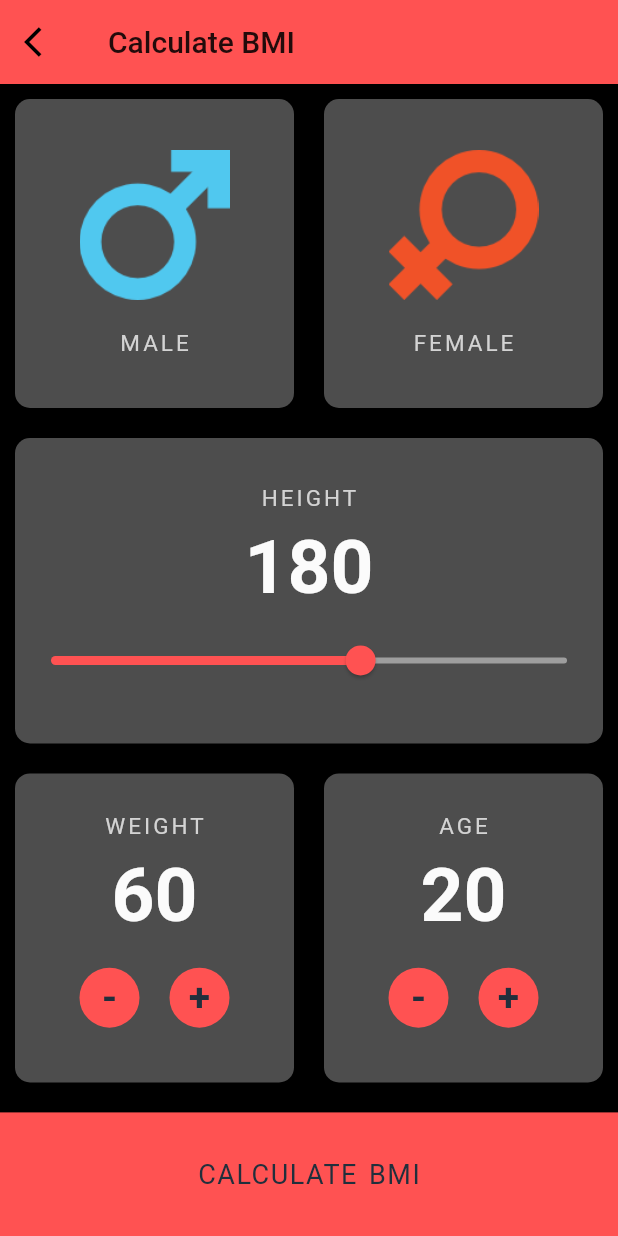
After one commit to Dinesh9089/gym_management, a Flutter app: the screen it shows after launch, after a tap on "LOGIN", on a phone screen of 412 x 824 dp. The commit adds this screen. Run offline on Flutter 3.47's test engine with Material 2 defaults, Android fonts, the phone set to English and light mode, and no system bars; project files that could hold a hidden picture were left out.

Commit message:
bmi calculator done

```diff
--- a/lib/BMICalculator/BMICalculator.dart
+++ b/lib/BMICalculator/BMICalculator.dart
@@ -1,3 +1,23 @@
 import 'package:flutter/material.dart';
-import 'package:smartGym/main.dart';
-import 'package:smartGym/LoginScreen.dart';
+// import 'package:flutter/services.dart';
+import 'bmipage.dart';
+// import 'package:smartGym/main.dart';
+// import 'package:smartGym/LoginScreen.dart';
+
+class BMICalculator extends StatefulWidget {
+  @override
+  _BMICalculator createState() => new _BMICalculator();
+}
+
+class _BMICalculator extends State<BMICalculator>
+    with TickerProviderStateMixin {
+  // @override
+  // void initState() {
+  //   super.initState();
+  // }
+
+  @override
+  Widget build(BuildContext context) {
+    return Scaffold(body: BmiPage());
+  }
+}
--- /dev/null
+++ b/lib/BMICalculator/bmipage.dart
@@ -0,0 +1,290 @@
+import 'package:flutter/material.dart';
+import 'package:smartGym/BMICalculator/resultpage.dart';
+import 'package:smartGym/BMICalculator/theame.dart';
+
+class BmiPage extends StatefulWidget {
+  @override
+  _BmiPageState createState() => _BmiPageState();
+}
+
+class _BmiPageState extends State<BmiPage> {
+  int age = 20;
+  int weight = 60;
+
+  int height = 180;
+  double maxHeight = 220;
+  double minHeight = 120;
+
+  ageIncrement() {
+    setState(() {
+      age++;
+    });
+  }
+
+  ageDecrement() {
+    setState(() {
+      age--;
+    });
+  }
+
+  weightIncrement() {
+    setState(() {
+      weight++;
+    });
+  }
+
+  weightDecrement() {
+    setState(() {
+      weight--;
+    });
+  }
+
+  @override
+  Widget build(BuildContext context) {
+    return Container(
+      color: secondary,
+      child: Column(
+        children: <Widget>[
+          AppBar(
+            title: Text("Calculate BMI"),
+            elevation: 0,
+            backgroundColor: Colors.redAccent,
+            leading: IconButton(
+              icon: Icon(Icons.arrow_back_ios),
+              onPressed: () => Navigator.pop(context),
+            ),
+          ),
+          Row(
+            mainAxisAlignment: MainAxisAlignment.spaceBetween,
+            children: <Widget>[
+              Expanded(
+                flex: 1,
+                child: Container(
+                  margin: EdgeInsets.all(10.0),
+                  height: MediaQuery.of(context).size.height * 0.25,
+                  decoration: BoxDecoration(
+                      borderRadius: BorderRadius.circular(10.0),
+                      color: Colors.white30),
+                  child: Column(
+                    mainAxisAlignment: MainAxisAlignment.center,
+                    children: <Widget>[
+                      Image.asset(
+                        'assets/images/male.png',
+                        height: 100.0,
+                        width: 100.0,
+                      ),
+                      SizedBox(
+                        height: 20.0,
+                      ),
+                      Text('MALE', style: headlines)
+                    ],
+                  ),
+                ),
+              ),
+              Expanded(
+                flex: 1,
+                child: Container(
+                  margin: EdgeInsets.all(10.0),
+                  height: MediaQuery.of(context).size.height * 0.25,
+                  decoration: BoxDecoration(
+                      borderRadius: BorderRadius.circular(10.0),
+                      color: Colors.white30),
+                  child: Column(
+                    mainAxisAlignment: MainAxisAlignment.center,
+                    crossAxisAlignment: CrossAxisAlignment.center,
+                    children: <Widget>[
+                      Image.asset(
+                        'assets/images/female.png',
+                        height: 100.0,
+                        width: 100.0,
+                      ),
+                      SizedBox(
+                        height: 20.0,
+                      ),
+                      Text('FEMALE', style: headlines)
+                    ],
+                  ),
+                ),
+              )
+            ],
+          ),
+          Expanded(
+            flex: 1,
+            child: Container(
+              margin: EdgeInsets.all(10.0),
+              height: MediaQuery.of(context).size.height * 0.25,
+              decoration: BoxDecoration(
+                  borderRadius: BorderRadius.circular(10.0),
+                  color: Colors.white30),
+              child: Column(
+                mainAxisAlignment: MainAxisAlignment.center,
+                crossAxisAlignment: CrossAxisAlignment.center,
+                children: <Widget>[
+                  Text('HEIGHT', style: headlines),
+                  Padding(
+                    padding: const EdgeInsets.all(8.0),
+                    child: Text("$height", style: boldNumber),
+                  ),
+                  Slider(
+                      value: height.toDouble(),
+                      min: minHeight,
+                      max: maxHeight,
+                      activeColor: Colors.redAccent,
+                      inactiveColor: Colors.grey,
+                      onChanged: (double newValue) {
+                        setState(() {
+                          height = newValue.round();
+                        });
+                      },
+                      semanticFormatterCallback: (double newValue) {
+                        return '$newValue.round()';
+                      })
+                ],
+              ),
+            ),
+          ),
+          Row(
+            mainAxisAlignment: MainAxisAlignment.spaceBetween,
+            children: <Widget>[
+              Expanded(
+                flex: 1,
+                child: Container(
+                  margin: EdgeInsets.all(10.0),
+                  height: MediaQuery.of(context).size.height * 0.25,
+                  decoration: BoxDecoration(
+                      borderRadius: BorderRadius.circular(10.0),
+                      color: Colors.white30),
+                  child: Column(
+                    mainAxisAlignment: MainAxisAlignment.center,
+                    children: <Widget>[
+                      Text('WEIGHT', style: headlines),
+                      Padding(
+                        padding: const EdgeInsets.all(8.0),
+                        child: Text("$weight", style: boldNumber),
+                      ),
+                      Row(
+                        mainAxisAlignment: MainAxisAlignment.center,
+                        children: <Widget>[
+                          InkWell(
+                            onTap: weightDecrement,
+                            child: Container(
+                              height: 40.0,
+                              width: 40.0,
+                              margin: EdgeInsets.all(10.0),
+                              decoration: BoxDecoration(
+                                  borderRadius: BorderRadius.circular(20.0),
+                                  color: Colors.redAccent),
+                              child: Center(
+                                child: Text(
+                                  "-",
+                                  style: secondaryButtonColorStyle,
+                                ),
+                              ),
+                            ),
+                          ),
+                          Container(
+                            height: 40.0,
+                            width: 40.0,
+                            margin: EdgeInsets.all(10.0),
+                            decoration: BoxDecoration(
+                                borderRadius: BorderRadius.circular(20.0),
+                                color: Colors.redAccent),
+                            child: InkWell(
+                              onTap: weightIncrement,
+                              child: Center(
+                                child: Text(
+                                  "+",
+                                  style: secondaryButtonColorStyle,
+                                ),
+                              ),
+                            ),
+                          )
+                        ],
+                      )
+                    ],
+                  ),
+                ),
+              ),
+              Expanded(
+                flex: 1,
+                child: Container(
+                  margin: EdgeInsets.all(10.0),
+                  height: MediaQuery.of(context).size.height * 0.25,
+                  decoration: BoxDecoration(
+                      borderRadius: BorderRadius.circular(10.0),
+                      color: Colors.white30),
+                  child: Column(
+                    mainAxisAlignment: MainAxisAlignment.center,
+                    children: <Widget>[
+                      Text('AGE', style: headlines),
+                      Padding(
+                        padding: const EdgeInsets.all(8.0),
+                        child: Text("$age", style: boldNumber),
+                      ),
+                      Row(
+                        mainAxisAlignment: MainAxisAlignment.center,
+                        children: <Widget>[
+                          InkWell(
+                            onTap: ageDecrement,
+                            child: Container(
+                              height: 40.0,
+                              width: 40.0,
+                              margin: EdgeInsets.all(10.0),
+                              decoration: BoxDecoration(
+                                  borderRadius: BorderRadius.circular(20.0),
+                                  color: Colors.redAccent),
+                              child: Center(
+                                child: Text(
+                                  "-",
+                                  style: secondaryButtonColorStyle,
+                                ),
+                              ),
+                            ),
+                          ),
+                          Container(
+                            height: 40.0,
+                            width: 40.0,
+                            margin: EdgeInsets.all(10.0),
+                            decoration: BoxDecoration(
+                                borderRadius: BorderRadius.circular(20.0),
+                                color: Colors.redAccent),
+                            child: InkWell(
+                              onTap: ageIncrement,
+                              child: Center(
+                                child: Text(
+                                  "+",
+                                  style: secondaryButtonColorStyle,
+                                ),
+                              ),
+                            ),
+                          )
+                        ],
+                      )
+                    ],
+                  ),
+                ),
+              )
+            ],
+          ),
+          InkWell(
+            onTap: () => Navigator.push(
+                context,
+                MaterialPageRoute(
+                    builder: (context) => ResultPage(
+                          height: height,
+                          weight: weight,
+                        ))),
+            child: Container(
+              color: Colors.redAccent,
+              margin: EdgeInsets.only(top: 10.0),
+              height: MediaQuery.of(context).size.height * 0.1,
+              child: Center(
+                child: Text('CALCULATE BMI', style: primaryButtonStyle),
+              ),
+            ),
+          ),
+        ],
+      ),
+    );
+  }
+}
--- /dev/null
+++ b/lib/BMICalculator/theame.dart
@@ -0,0 +1,25 @@
+import 'package:flutter/material.dart';
+import 'package:smartGym/BMICalculator/hextoint.dart';
+
+Color primary = Color.fromRGBO(28, 40, 51, 0.8);
+Color secondary = Colors.black;
+Color primaryButtonColor = Colors.redAccent; //HexColor("e74c3c");
+Color secondaryButtonColor = HexColor("212f3c");
+
+TextStyle headlines =
+    TextStyle(letterSpacing: 2.0, fontSize: 15, color: HexColor("d3d3d3"));
+TextStyle boldNumber = TextStyle(
+    color: HexColor("fbfbfb"), fontWeight: FontWeight.bold, fontSize: 50.0);
+TextStyle secondaryButtonColorStyle = TextStyle(
+    color: secondaryButtonColor, fontWeight: FontWeight.bold, fontSize: 26.0);
+TextStyle primaryButtonStyle = TextStyle(
+    fontSize: 18,
+    fontWeight: FontWeight.normal,
+    letterSpacing: 1,
+    wordSpacing: 2,
+    color: secondaryButtonColor);
+TextStyle resultNumber = TextStyle(
+    color: HexColor("fbfbfb"),
+    fontWeight: FontWeight.bold,
+    fontSize: 80.0,
+    letterSpacing: 0.1);
--- a/lib/LoginScreen.dart
+++ b/lib/LoginScreen.dart
@@ -1,5 +1,6 @@
 import 'package:flutter/material.dart';
-import 'package:smartGym/main.dart';
+import 'BMICalculator/BMICalculator.dart';
+// import 'package:smartGym/main.dart';
 
 class LoginScreen extends StatefulWidget {
   @override
@@ -20,6 +21,13 @@ class _LoginScreenState extends State<LoginScreen>
     content: Image(
       image: AssetImage('assets/images/indev.json'),
     ),
+  );
+
+  /**
+   * AlertBox forgot password
+   */
+  AlertDialog dialog1 = AlertDialog(
+    content: Text("Please contact administrator to reset the account!!!"),
   );
 
   Widget HomePage() {
@@ -95,7 +103,7 @@ class _LoginScreenState extends State<LoginScreen>
                         children: <Widget>[
                           new Expanded(
                             child: Text(
-                              "Register/ SIGN UP",
+                              "Register",
                               textAlign: TextAlign.center,
                               style: TextStyle(
                                   color: Colors.white,
@@ -300,7 +308,7 @@ class _LoginScreenState extends State<LoginScreen>
                   onPressed: () => {
                     showDialog(
                         context: context,
-                        builder: (BuildContext context) => dialog)
+                        builder: (BuildContext context) => dialog1)
                   },
                 ),
               ),
@@ -318,11 +326,7 @@ class _LoginScreenState extends State<LoginScreen>
                       borderRadius: new BorderRadius.circular(30.0),
                     ),
                     color: Colors.redAccent,
-                    onPressed: () => {
-                      showDialog(
-                          context: context,
-                          builder: (BuildContext context) => dialog)
-                    },
+                    onPressed: () => goToBMIPage(),
                     child: new Container(
                       padding: const EdgeInsets.symmetric(
                         vertical: 20.0,
@@ -413,7 +417,6 @@ class _LoginScreenState extends State<LoginScreen>
               children: <Widget>[
                 new Expanded(
                   child: TextField(
-                    obscureText: true,
                     textAlign: TextAlign.left,
                     decoration: InputDecoration(
                       border: InputBorder.none,
@@ -531,6 +534,56 @@ class _LoginScreenState extends State<LoginScreen>
             height: 24.0,
           ),
           new Row(
+            children: <Widget>[
+              new Expanded(
+                child: new Padding(
+                  padding: const EdgeInsets.only(left: 40.0),
+                  child: new Text(
+                    "Hostel Name",
+                    style: TextStyle(
+                      fontWeight: FontWeight.bold,
+                      color: Colors.redAccent,
+                      fontSize: 15.0,
+                    ),
+                  ),
+                ),
+              ),
+            ],
+          ),
+          new Container(
+            width: MediaQuery.of(context).size.width,
+            margin: const EdgeInsets.only(left: 40.0, right: 40.0, top: 10.0),
+            alignment: Alignment.center,
+            decoration: BoxDecoration(
+              border: Border(
+                bottom: BorderSide(
+                    color: Colors.redAccent,
+                    width: 0.5,
+                    style: BorderStyle.solid),
+              ),
+            ),
+            padding: const EdgeInsets.only(left: 0.0, right: 10.0),
+            child: new Row(
+              crossAxisAlignment: CrossAxisAlignment.center,
+              mainAxisAlignment: MainAxisAlignment.start,
+              children: <Widget>[
+                new Expanded(
+                  child: TextField(
+                    textAlign: TextAlign.left,
+                    decoration: InputDecoration(
+                      border: InputBorder.none,
+                      hintText: 'Annapoorani',
+                      hintStyle: TextStyle(color: Colors.grey),
+                    ),
+                  ),
+                ),
+              ],
+            ),
+          ),
+          Divider(
+            height: 24.0,
+          ),
+          new Row(
             mainAxisAlignment: MainAxisAlignment.end,
             children: <Widget>[
               Padding(
@@ -545,11 +598,8 @@ class _LoginScreenState extends State<LoginScreen>
                     ),
                     textAlign: TextAlign.end,
                   ),
-                    onPressed: () => {
-                          showDialog(
-                              context: context,
-                              builder: (BuildContext context) => dialog)
-                        }),
+                  onPressed: () => gotoLogin(),
+                ),
               ),
             ],
           ),
@@ -596,6 +646,9 @@ class _LoginScreenState extends State<LoginScreen>
     );
   }
 
+/**
+ * Controller for navigating to the sign up page
+ */
   gotoLogin() {
     //controller_0To1.forward(from: 0.0);
     _controller.animateToPage(
@@ -605,22 +658,27 @@ class _LoginScreenState extends State<LoginScreen>
     );
   }
 
+/**
+ * controller for navigating to login page
+ */
   gotoSignup() {
     //controller_minus1To0.reverse(from: 0.0);
     _controller.animateToPage(
       2,
       duration: Duration(milliseconds: 800),
-      curve: Curves.decelerate,
+      curve: FlippedCurve(Curves.slowMiddle),
     );
   }
 
-  // gotoBMIPage() {
-  //   _controller.animateToPage(
-  //     3,
-  //     duration: Duration(microseconds: 10),
-  //     curve: FlippedCurve(Curves.slowMiddle),
-  //   );
-  // }
+/**
+ * Controller for navigating to the BMI page
+ */
+  goToBMIPage() {
+    Navigator.push(
+      context,
+      MaterialPageRoute(builder: (context) => BMICalculator()),
+    );
+  }
 
   PageController _controller =
       new PageController(initialPage: 1, viewportFraction: 1.0);
--- a/lib/main.dart
+++ b/lib/main.dart
@@ -26,6 +26,7 @@ class _MyHomePageState extends State<MyHomePage> {
   @override
   Widget build(BuildContext context) {
     return Scaffold(
+      resizeToAvoidBottomPadding: false,
       backgroundColor: Colors.white,
       body: Container(
         child: LoginScreen(),
--- a/pubspec.yaml
+++ b/pubspec.yaml
@@ -47,6 +47,8 @@ flutter:
     - assets/images/logo.png
     - assets/images/fitness.png
     - assets/images/indev.json
+    - assets/images/male.png
+    - assets/images/female.png
 
   # An image asset can refer to one or more resolution-specific "variants", see
   # https://flutter.dev/assets-and-images/#resolution-aware.
```
Also changed, not shown: lib/BMICalculator/hextoint.dart (added, +17 -0 lines), lib/BMICalculator/resultpage.dart (added, +120 -0 lines), assets/images/female.png (added), assets/images/male.png (added). Lines whose indentation alone changed are shown as unchanged.
